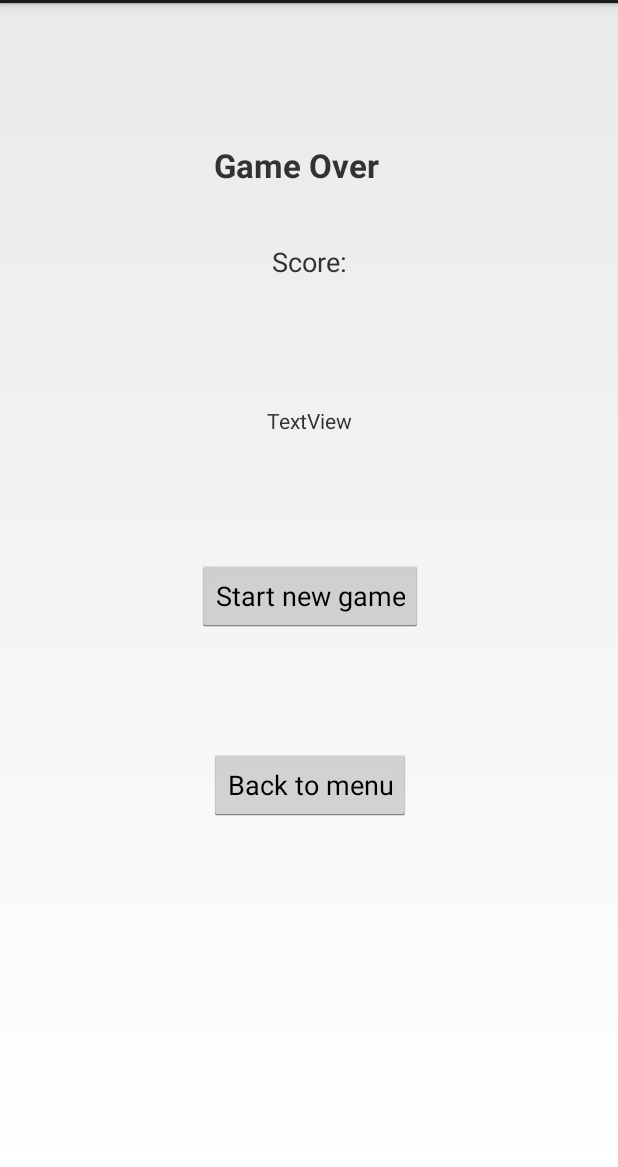
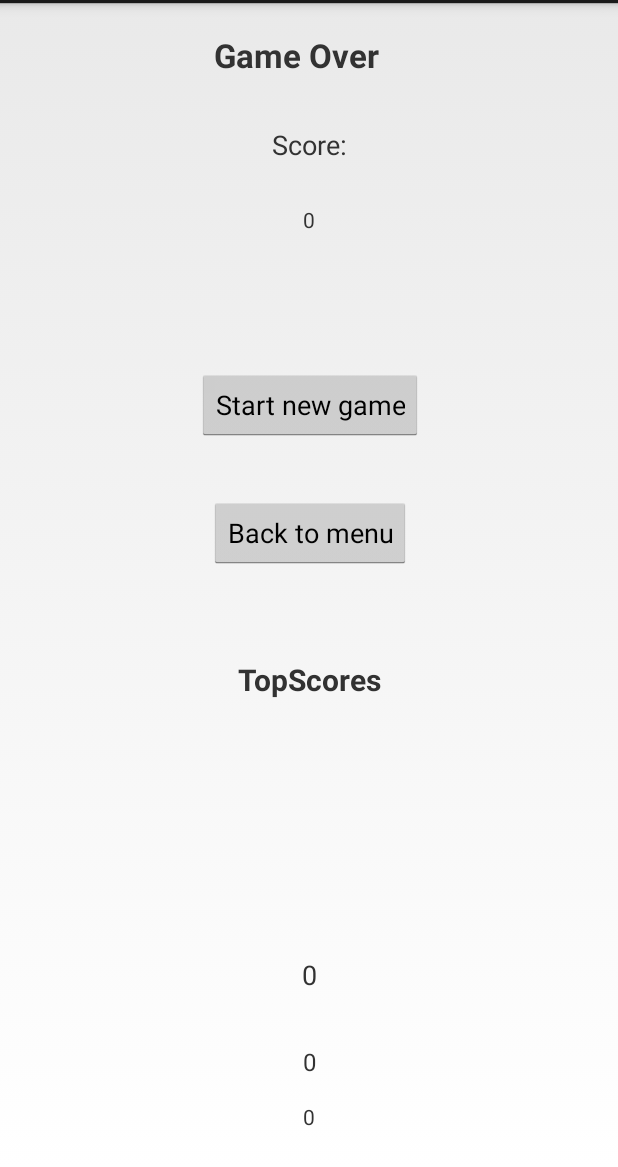
Before and after one commit to kov0270/Frogger2, an Android app: the GameOver screen opened directly, with no data from a screen before it, on a phone screen of 412 x 824 dp, the part 69-1236 px from its top. Run offline under Robolectric (Android 15) with nearby library versions, the phone set to English and light mode, and no system bars.

Commit message:
ScoreAdded+SomeChanges

```diff
--- a/app/src/main/java/com/example/antonio/frogger/GameOver.java
+++ b/app/src/main/java/com/example/antonio/frogger/GameOver.java
@@ -1,7 +1,9 @@
 package com.example.antonio.frogger;
 
 import android.app.Activity;
+import android.content.Context;
 import android.content.Intent;
+import android.content.SharedPreferences;
 import android.os.Bundle;
 import android.view.View;
 import android.widget.Button;
@@ -12,23 +14,50 @@ public class GameOver extends Activity {
     Button newGameButton;
     Button exitButton;
     TextView score;
-
+    TextView prvniScore;
+    TextView druheScore;
+    TextView tretiScore;
+    SharedPreferences mySharedPref;
+    SharedPreferences.Editor mySharedEditor;
     @Override
     protected void onCreate(Bundle savedInstanceState) {
         super.onCreate(savedInstanceState);
         newGameButton = findViewById(R.id.button2);
         exitButton = findViewById(R.id.button3);
         setContentView(R.layout.activity_game_over);
-        Bundle extras = getIntent().getExtras();
+        Intent intent = getIntent();
+        int s = intent.getIntExtra("score",0);
         score = findViewById(R.id.textView4);
-        int s =  0;
-        if (extras != null)
+        score.setText(String.valueOf(s));
+        mySharedPref = getSharedPreferences("myPref", Context.MODE_PRIVATE);
+        int first = mySharedPref.getInt("first", 0);
+        int second = mySharedPref.getInt("second", 0);
+        int third = mySharedPref.getInt("third", 0);
+        mySharedEditor = mySharedPref.edit();
+        if (s > first)
         {
-            s = extras.getInt("score");
+            mySharedEditor.putInt("first", s);
+            mySharedEditor.putInt("second", first);
+            mySharedEditor.putInt("third", second);
+            mySharedEditor.apply();
         }
-
-        Toast.makeText(getApplicationContext(),s,Toast.LENGTH_SHORT).show();
-        //score.setText(s);
+        else if (s > second)
+        {
+            mySharedEditor.putInt("second", s);
+            mySharedEditor.putInt("third", second);
+            mySharedEditor.apply();
+        }
+        else if (s > third)
+        {
+            mySharedEditor.putInt("third", second);
+            mySharedEditor.apply();
+        }
+        prvniScore = findViewById(R.id.textView6);
+        druheScore = findViewById(R.id.textView7);
+        tretiScore = findViewById(R.id.textView8);
+        prvniScore.setText(String.valueOf(mySharedPref.getInt("first", 0)));
+        druheScore.setText(String.valueOf(mySharedPref.getInt("second", 0)));
+        tretiScore.setText(String.valueOf(mySharedPref.getInt("third", 0)));
     }
 
     public void startNewGame(View view) {
--- a/app/src/main/res/layout/activity_game_over.xml
+++ b/app/src/main/res/layout/activity_game_over.xml
@@ -21,9 +21,10 @@
         android:textStyle="bold"
         app:layout_constraintBottom_toBottomOf="parent"
         app:layout_constraintEnd_toEndOf="parent"
+        app:layout_constraintHorizontal_bias="0.502"
         app:layout_constraintStart_toStartOf="parent"
         app:layout_constraintTop_toTopOf="parent"
-        app:layout_constraintVertical_bias="0.119" />
+        app:layout_constraintVertical_bias="0.017" />
 
     <Button
         android:id="@+id/button2"
@@ -42,7 +43,7 @@
         app:layout_constraintHorizontal_bias="0.502"
         app:layout_constraintStart_toStartOf="parent"
         app:layout_constraintTop_toBottomOf="@+id/textView"
-        app:layout_constraintVertical_bias="0.396" />
+        app:layout_constraintVertical_bias="0.268" />
 
     <Button
         android:id="@+id/button3"
@@ -61,7 +62,7 @@
         app:layout_constraintHorizontal_bias="0.502"
         app:layout_constraintStart_toStartOf="parent"
         app:layout_constraintTop_toBottomOf="@+id/button2"
-        app:layout_constraintVertical_bias="0.239" />
+        app:layout_constraintVertical_bias="0.07" />
 
     <TextView
         android:id="@+id/textView2"
@@ -96,6 +97,71 @@
         app:layout_constraintBottom_toTopOf="@+id/button2"
         app:layout_constraintEnd_toEndOf="parent"
         app:layout_constraintStart_toStartOf="parent"
-        app:layout_constraintTop_toBottomOf="@+id/textView2" />
+        app:layout_constraintTop_toBottomOf="@+id/textView2"
+        app:layout_constraintVertical_bias="0.195" />
+
+    <TextView
+        android:id="@+id/textView6"
+        android:layout_width="wrap_content"
+        android:layout_height="wrap_content"
+        android:layout_marginBottom="8dp"
+        android:layout_marginEnd="8dp"
+        android:layout_marginLeft="8dp"
+        android:layout_marginRight="8dp"
+        android:layout_marginStart="8dp"
+        android:layout_marginTop="8dp"
+        android:text="TextView"
+        android:textSize="18sp"
+        app:layout_constraintBottom_toTopOf="@+id/textView7"
+        app:layout_constraintEnd_toEndOf="parent"
+        app:layout_constraintStart_toStartOf="parent"
+        app:layout_constraintTop_toBottomOf="@+id/button3"
+        app:layout_constraintVertical_bias="0.904" />
+
+    <TextView
+        android:id="@+id/textView7"
+        android:layout_width="wrap_content"
+        android:layout_height="wrap_content"
+        android:layout_marginBottom="16dp"
+        android:layout_marginEnd="8dp"
+        android:layout_marginLeft="8dp"
+        android:layout_marginRight="8dp"
+        android:layout_marginStart="8dp"
+        android:text="TextView"
+        android:textSize="16sp"
+        app:layout_constraintBottom_toTopOf="@+id/textView8"
+        app:layout_constraintEnd_toEndOf="parent"
+        app:layout_constraintStart_toStartOf="parent" />
+
+    <TextView
+        android:id="@+id/textView8"
+        android:layout_width="wrap_content"
+        android:layout_height="wrap_content"
+        android:layout_marginBottom="24dp"
+        android:layout_marginEnd="8dp"
+        android:layout_marginLeft="8dp"
+        android:layout_marginRight="8dp"
+        android:layout_marginStart="8dp"
+        android:text="TextView"
+        app:layout_constraintBottom_toBottomOf="parent"
+        app:layout_constraintEnd_toEndOf="parent"
+        app:layout_constraintStart_toStartOf="parent" />
+
+    <TextView
+        android:id="@+id/textView9"
+        android:layout_width="wrap_content"
+        android:layout_height="wrap_content"
+        android:layout_marginEnd="8dp"
+        android:layout_marginLeft="8dp"
+        android:layout_marginRight="8dp"
+        android:layout_marginStart="8dp"
+        android:layout_marginTop="60dp"
+        android:text="TopScores"
+        android:textSize="20sp"
+        android:textStyle="bold"
+        app:layout_constraintEnd_toEndOf="parent"
+        app:layout_constraintHorizontal_bias="0.501"
+        app:layout_constraintStart_toStartOf="parent"
+        app:layout_constraintTop_toBottomOf="@+id/button3" />
 
 </android.support.constraint.ConstraintLayout>
```
Also changed, not shown: app/src/main/java/com/example/antonio/frogger/FroggerView.java (+11 -4 lines), app/src/main/java/com/example/antonio/frogger/MainActivity.java (+9 -0 lines), app/src/main/res/layout/activity_main.xml (+22 -2 lines).
